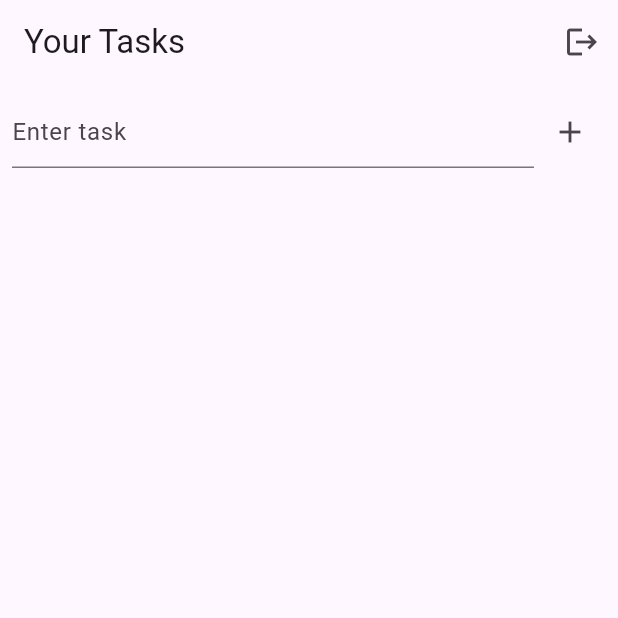
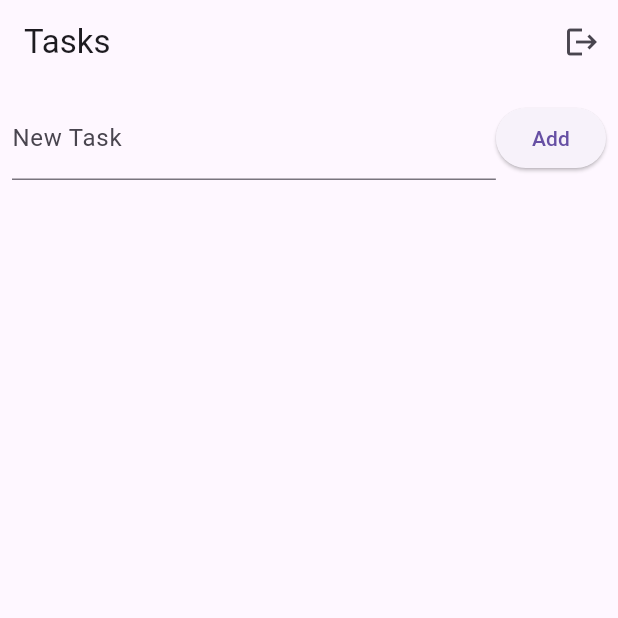
Before and after one commit to ComputerScience1024/cw_6, a Flutter app: the screen it shows once a user with an empty profile is signed in, after a tap on the "logout" icon, on a phone screen of 412 x 824 dp, the top half of it. Run offline on Flutter 3.47's test engine with Material 3 defaults, Android fonts, the phone set to English and light mode, and no system bars; our stand-ins replace cloud_firestore, firebase_auth, firebase_core; accounts and stored records are empty; network calls fail.

Commit message:
Added firebase syncronization

```diff
--- a/firebase_crud_operations/lib/main.dart
+++ b/firebase_crud_operations/lib/main.dart
@@ -1,16 +1,16 @@
-import 'package:flutter/material.dart';
-import 'package:firebase_core/firebase_core.dart';
 import 'package:cloud_firestore/cloud_firestore.dart';
 import 'package:firebase_auth/firebase_auth.dart';
+import 'package:firebase_core/firebase_core.dart';
+import 'package:flutter/material.dart';
 
 void main() async {
   WidgetsFlutterBinding.ensureInitialized();
   await Firebase.initializeApp();
-  runApp(const TaskManagerApp());
+  runApp(const MyApp());
 }
 
-class TaskManagerApp extends StatelessWidget {
-  const TaskManagerApp({super.key});
+class MyApp extends StatelessWidget {
+  const MyApp({Key? key}) : super(key: key);
 
   @override
   Widget build(BuildContext context) {
@@ -23,203 +23,191 @@ class TaskManagerApp extends StatelessWidget {
 }
 
 class AuthGate extends StatelessWidget {
-  const AuthGate({super.key});
+  const AuthGate({Key? key}) : super(key: key);
 
   @override
   Widget build(BuildContext context) {
     return StreamBuilder<User?>(
       stream: FirebaseAuth.instance.authStateChanges(),
       builder: (context, snapshot) {
-        if (snapshot.connectionState == ConnectionState.waiting) {
-          return const Scaffold(body: Center(child: CircularProgressIndicator()));
+        if (snapshot.connectionState == ConnectionState.active) {
+          if (snapshot.hasData) return const TaskListScreen();
+          return const AuthScreen();
         }
-        if (snapshot.hasData) {
-          return const TaskListScreen();
-        }
-        return const LoginScreen();
+        return const Center(child: CircularProgressIndicator());
       },
     );
   }
 }
 
-class LoginScreen extends StatefulWidget {
-  const LoginScreen({super.key});
+class AuthScreen extends StatefulWidget {
+  const AuthScreen({Key? key}) : super(key: key);
 
   @override
-  State<LoginScreen> createState() => _LoginScreenState();
+  AuthScreenState createState() => AuthScreenState();
 }
 
-class _LoginScreenState extends State<LoginScreen> {
-  final emailController = TextEditingController();
-  final passwordController = TextEditingController();
+class AuthScreenState extends State<AuthScreen> {
+  final TextEditingController emailController = TextEditingController();
+  final TextEditingController passwordController = TextEditingController();
 
-  Future<void> _login() async {
-    try {
+  Future<void> signIn() async {
     await FirebaseAuth.instance.signInWithEmailAndPassword(
-        email: emailController.text.trim(),
-        password: passwordController.text.trim(),
+      email: emailController.text,
+      password: passwordController.text,
     );
-    } catch (e) {
-      debugPrint("Login failed: $e");
-    }
   }
 
-  Future<void> _register() async {
-    try {
+  Future<void> register() async {
     await FirebaseAuth.instance.createUserWithEmailAndPassword(
-        email: emailController.text.trim(),
-        password: passwordController.text.trim(),
+      email: emailController.text,
+      password: passwordController.text,
     );
-    } catch (e) {
-      debugPrint("Registration failed: $e");
-    }
   }
 
   @override
   Widget build(BuildContext context) {
     return Scaffold(
-      appBar: AppBar(title: const Text('Login/Register')),
+      appBar: AppBar(title: const Text("Login or Register")),
       body: Padding(
-        padding: const EdgeInsets.all(16),
-        child: Column(
+        padding: const EdgeInsets.all(16.0),
+        child: Column(children: [
+          TextField(controller: emailController, decoration: const InputDecoration(labelText: "Email")),
+          TextField(controller: passwordController, decoration: const InputDecoration(labelText: "Password"), obscureText: true),
+          Row(
+            mainAxisAlignment: MainAxisAlignment.spaceEvenly,
             children: [
-            TextField(controller: emailController, decoration: const InputDecoration(labelText: 'Email')),
-            TextField(controller: passwordController, decoration: const InputDecoration(labelText: 'Password'), obscureText: true),
-            const SizedBox(height: 12),
-            ElevatedButton(onPressed: _login, child: const Text("Login")),
-            TextButton(onPressed: _register, child: const Text("Register")),
+              ElevatedButton(onPressed: signIn, child: const Text("Login")),
+              ElevatedButton(onPressed: register, child: const Text("Register")),
             ],
-        ),
+          )
+        ]),
       ),
     );
   }
 }
 
 class TaskListScreen extends StatefulWidget {
-  const TaskListScreen({super.key});
+  const TaskListScreen({Key? key}) : super(key: key);
 
   @override
-  State<TaskListScreen> createState() => _TaskListScreenState();
+  TaskListScreenState createState() => TaskListScreenState();
 }
 
-class _TaskListScreenState extends State<TaskListScreen> {
-  final taskController = TextEditingController();
+class TaskListScreenState extends State<TaskListScreen> {
+  final TextEditingController taskController = TextEditingController();
+  final user = FirebaseAuth.instance.currentUser;
 
   Future<void> addTask(String name) async {
-    final user = FirebaseAuth.instance.currentUser;
-    if (user == null) return;
-
-    await FirebaseFirestore.instance.collection('tasks').add({
+    await FirebaseFirestore.instance.collection('users').doc(user!.uid).collection('tasks').add({
       'name': name,
       'completed': false,
-      'uid': user.uid,
-      'createdAt': FieldValue.serverTimestamp(),
-      'subtasks': [
-        {
-          'time': '9 am - 10 am',
-          'details': ['HW1', 'Essay2'],
-        },
-        {
-          'time': '12 pm - 2 pm',
-          'details': ['Read Book', 'Project Plan'],
-        },
-      ]
+      'timestamp': FieldValue.serverTimestamp(),
     });
   }
 
-  Future<void> updateTask(String id, bool completed) async {
-    await FirebaseFirestore.instance.collection('tasks').doc(id).update({'completed': completed});
+  Future<void> toggleComplete(String id, bool complete) async {
+    await FirebaseFirestore.instance.collection('users').doc(user!.uid).collection('tasks').doc(id).update({
+      'completed': complete,
+    });
   }
 
   Future<void> deleteTask(String id) async {
-    await FirebaseFirestore.instance.collection('tasks').doc(id).delete();
+    await FirebaseFirestore.instance.collection('users').doc(user!.uid).collection('tasks').doc(id).delete();
+  }
+
+  Widget buildSubTasks(String parentId) {
+    return StreamBuilder<QuerySnapshot>(
+      stream: FirebaseFirestore.instance
+          .collection('users')
+          .doc(user!.uid)
+          .collection('tasks')
+          .doc(parentId)
+          .collection('subtasks')
+          .snapshots(),
+      builder: (context, snapshot) {
+        if (!snapshot.hasData) return const SizedBox();
+        return Column(
+          children: snapshot.data!.docs.map((doc) {
+            return ListTile(
+              title: Text(doc['name']),
+              leading: Checkbox(
+                value: doc['completed'],
+                onChanged: (val) {
+                  FirebaseFirestore.instance
+                      .collection('users')
+                      .doc(user!.uid)
+                      .collection('tasks')
+                      .doc(parentId)
+                      .collection('subtasks')
+                      .doc(doc.id)
+                      .update({'completed': val});
+                },
+              ),
+            );
+          }).toList(),
+        );
+      },
+    );
   }
 
   @override
   Widget build(BuildContext context) {
-    final user = FirebaseAuth.instance.currentUser!;
     return Scaffold(
       appBar: AppBar(
-        title: const Text('Your Tasks'),
+        title: const Text("Tasks"),
         actions: [
           IconButton(
+            icon: const Icon(Icons.logout),
             onPressed: () => FirebaseAuth.instance.signOut(),
-            icon: const Icon(Icons.logout),
           ),
         ],
       ),
       body: Column(
         children: [
           Padding(
-            padding: const EdgeInsets.all(8),
-            child: Row(
-              children: [
-                Expanded(
-                  child: TextField(
-                    controller: taskController,
-                    decoration: const InputDecoration(hintText: 'Enter task'),
-                  ),
-                ),
-                IconButton(
-                  icon: const Icon(Icons.add),
+            padding: const EdgeInsets.all(8.0),
+            child: Row(children: [
+              Expanded(child: TextField(controller: taskController, decoration: const InputDecoration(labelText: "New Task"))),
+              ElevatedButton(
                 onPressed: () {
                   if (taskController.text.isNotEmpty) {
-                      addTask(taskController.text.trim());
+                    addTask(taskController.text);
                     taskController.clear();
                   }
                 },
+                child: const Text("Add"),
               ),
-              ],
-            ),
+            ]),
           ),
           Expanded(
             child: StreamBuilder<QuerySnapshot>(
-              stream: FirebaseFirestore.instance
-                  .collection('tasks')
-                  .where('uid', isEqualTo: user.uid)
-                  .orderBy('createdAt', descending: true)
-                  .snapshots(),
+              stream: FirebaseFirestore.instance.collection('users').doc(user!.uid).collection('tasks').orderBy('timestamp').snapshots(),
               builder: (context, snapshot) {
                 if (!snapshot.hasData) return const Center(child: CircularProgressIndicator());
-                final tasks = snapshot.data!.docs;
-
-                return ListView.builder(
-                  itemCount: tasks.length,
-                  itemBuilder: (context, index) {
-                    final doc = tasks[index];
-                    final data = doc.data() as Map<String, dynamic>;
-                    final subtasks = data['subtasks'] ?? [];
-
+                return ListView(
+                  children: snapshot.data!.docs.map((doc) {
                     return Card(
+                      margin: const EdgeInsets.symmetric(vertical: 4, horizontal: 8),
                       child: ExpansionTile(
                         title: Row(
                           children: [
                             Checkbox(
-                              value: data['completed'],
-                              onChanged: (value) => updateTask(doc.id, value!),
+                              value: doc['completed'],
+                              onChanged: (val) => toggleComplete(doc.id, val!),
                             ),
-                            Expanded(child: Text(data['name'] ?? 'No name')),
-                            IconButton(
-                              icon: const Icon(Icons.delete, color: Colors.red),
-                              onPressed: () => deleteTask(doc.id),
-                            ),
+                            Expanded(child: Text(doc['name'])),
+                            IconButton(icon: const Icon(Icons.delete), onPressed: () => deleteTask(doc.id)),
                           ],
                         ),
-                        children: List<Widget>.from(
-                          subtasks.map<Widget>((sub) {
-                            return ListTile(
-                              title: Text(sub['time']),
-                              subtitle: Text((sub['details'] as List<dynamic>).join(', ')),
-                            );
-                          }),
-                        ),
+                        children: [buildSubTasks(doc.id)],
                       ),
                     );
-                  },
+                  }).toList(),
                 );
               },
             ),
-          ),
+          )
         ],
       ),
     );
```
Also changed, not shown: 1 other file. Lines whose indentation alone changed are shown as unchanged.
